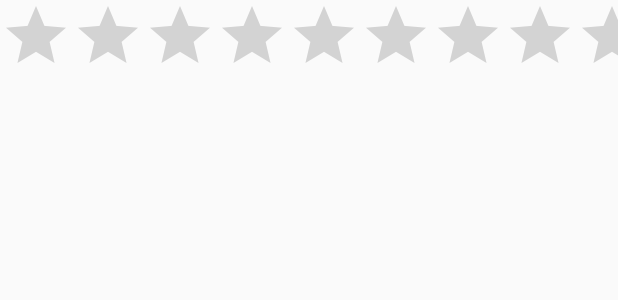
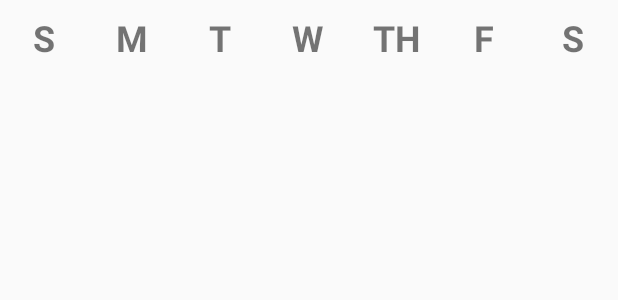
Before and after one commit to kaimalloy/Elimin8, an Android app: the layout fragment_calendar_bar.xml on its own in the app's theme, with its tools: preview values and no code run, on a phone screen of 412 x 824 dp. Shown: the top 300 px of the screen. Run offline under Robolectric (Android 15) with nearby library versions, the phone set to English and light mode, and no system bars.

Commit message:
Removed default toolbar and added manual toolbar for more flexibility in editing. Added M~S for calendar fragment. Made preliminary flow of fragment slides with on click listeners.

```diff
--- a/app/src/main/res/layout/fragment_calendar_bar.xml
+++ b/app/src/main/res/layout/fragment_calendar_bar.xml
@@ -1,14 +1,78 @@
 <?xml version="1.0" encoding="utf-8"?>
-<FrameLayout xmlns:android="http://schemas.android.com/apk/res/android"
+<LinearLayout xmlns:android="http://schemas.android.com/apk/res/android"
     xmlns:tools="http://schemas.android.com/tools"
     android:layout_width="match_parent"
     android:layout_height="match_parent"
+    android:orientation="horizontal"
     tools:context=".CalendarBarFragment">
 
-    <RatingBar
-        android:id="@+id/ratingBar2"
-        android:layout_width="match_parent"
+    <TextView
+        android:layout_width="0dp"
         android:layout_height="50dp"
-        android:max="8" />
+        android:layout_weight="1"
+        android:gravity="center"
+        android:text="S"
+        android:textSize="24sp"
+        android:textStyle="bold" />
 
-</FrameLayout>
+    <TextView
+        android:id="@+id/textView7"
+        android:layout_width="0dp"
+        android:layout_height="50dp"
+        android:layout_weight="1"
+        android:gravity="center"
+        android:text="M"
+        android:textSize="24sp"
+        android:textStyle="bold" />
+
+    <TextView
+        android:id="@+id/textView8"
+        android:layout_width="0dp"
+        android:layout_height="50dp"
+        android:layout_weight="1"
+        android:gravity="center"
+        android:text="T"
+        android:textSize="24sp"
+        android:textStyle="bold" />
+
+    <TextView
+        android:id="@+id/textView9"
+        android:layout_width="0dp"
+        android:layout_height="50dp"
+        android:layout_weight="1"
+        android:gravity="center"
+        android:text="W"
+        android:textSize="24sp"
+        android:textStyle="bold" />
+
+    <TextView
+        android:id="@+id/textView10"
+        android:layout_width="0dp"
+        android:layout_height="50dp"
+        android:layout_weight="1"
+        android:gravity="center"
+        android:text="TH"
+        android:textSize="24sp"
+        android:textStyle="bold" />
+
+    <TextView
+        android:id="@+id/textView11"
+        android:layout_width="0dp"
+        android:layout_height="50dp"
+        android:layout_weight="1"
+        android:gravity="center"
+        android:text="F"
+        android:textSize="24sp"
+        android:textStyle="bold" />
+
+    <TextView
+        android:id="@+id/textView12"
+        android:layout_width="0dp"
+        android:layout_height="50dp"
+        android:layout_weight="1"
+        android:gravity="center"
+        android:text="S"
+        android:textSize="24sp"
+        android:textStyle="bold" />
+
+</LinearLayout>
--- a/app/src/main/res/values/styles.xml
+++ b/app/src/main/res/values/styles.xml
@@ -1,7 +1,7 @@
 <resources>
 
     <!-- Base application theme. -->
-    <style name="AppTheme" parent="Theme.AppCompat.Light.DarkActionBar">
+    <style name="AppTheme" parent="Theme.AppCompat.Light.NoActionBar">
         <!-- Customize your theme here. -->
         <item name="colorPrimary">@color/colorPrimary</item>
         <item name="colorPrimaryDark">@color/colorPrimaryDark</item>
```
Also changed, not shown: app/src/main/java/com/minakai/elimin8/DashboardFragment.java (+14 -1 lines), app/src/main/java/com/minakai/elimin8/MainActivity.java (+55 -2 lines), app/src/main/res/layout/activity_main.xml (+33 -0 lines).
